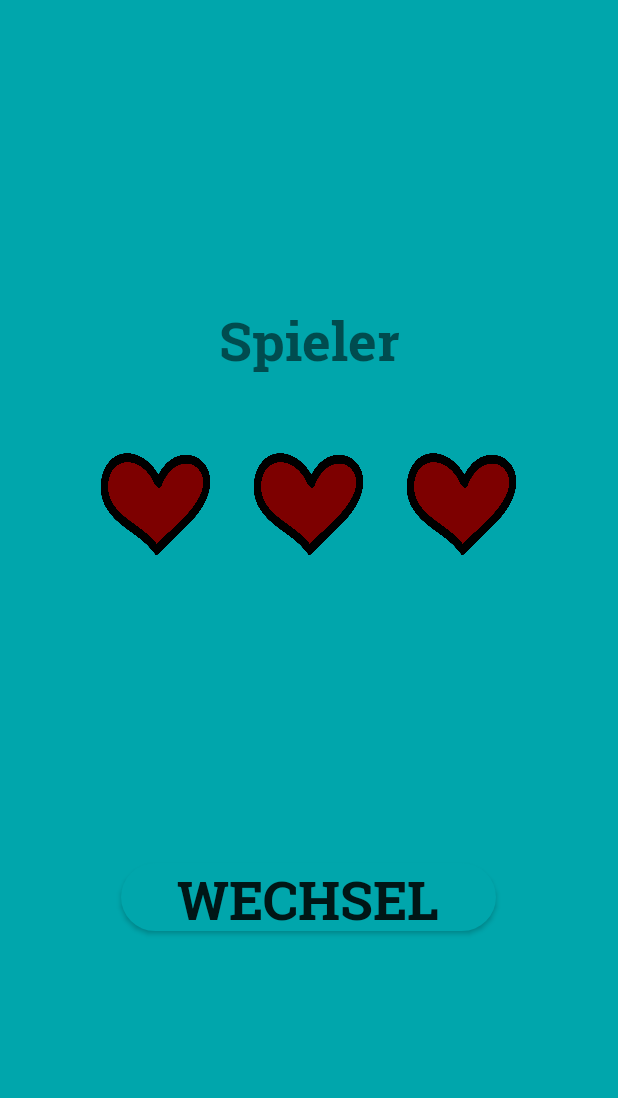
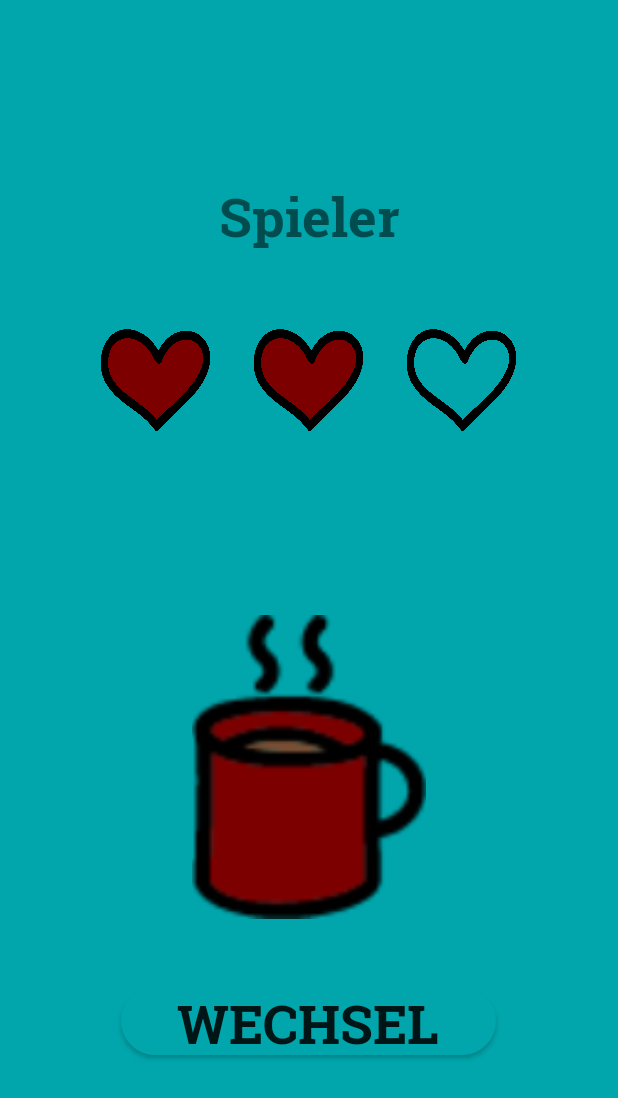
Before and after one commit to Hyphiin/thmProject_Android-Kotlin_Cardgame, an Android app: the layout player_change.xml on its own in the app's theme, with its tools: preview values and no code run, on a phone screen of 412 x 824 dp. Shown: the top 1098 px of the screen. Run offline under Robolectric (Android 15) with nearby library versions, the phone set to English and light mode, and no system bars.

Commit message:
Layout Spielerwechsel-Popup fixed

```diff
--- a/app/src/main/res/layout/player_change.xml
+++ b/app/src/main/res/layout/player_change.xml
@@ -41,25 +41,28 @@
                 android:layout_weight="2" />
 
             <ImageView
+                style="@style/heart_full"
                 android:id="@+id/heart1"
                 android:layout_width="75dp"
                 android:layout_height="75dp"
                 android:layout_weight="1"
-                app:srcCompat="@drawable/herz_full" />
+                app:srcCompat="@drawable/heart_full" />
 
             <ImageView
+                style="@style/heart_full"
                 android:id="@+id/heart2"
                 android:layout_width="75dp"
                 android:layout_height="75dp"
                 android:layout_weight="1"
-                app:srcCompat="@drawable/herz_full" />
+                app:srcCompat="@drawable/heart_full" />
 
             <ImageView
+                style="@style/heart_empty"
                 android:id="@+id/heart3"
                 android:layout_width="75dp"
                 android:layout_height="75dp"
                 android:layout_weight="1"
-                app:srcCompat="@drawable/herz_full" />
+                app:srcCompat="@drawable/heart_full" />
 
             <Space
                 android:layout_width="wrap_content"
@@ -71,6 +74,20 @@
             android:layout_width="wrap_content"
             android:layout_height="wrap_content"
             android:layout_weight="1" />
+
+        <ImageView
+
+            android:id="@+id/test1"
+            android:layout_width="match_parent"
+            android:layout_height="wrap_content"
+            android:layout_gravity="center"
+            android:layout_weight="1"
+            android:background="@color/buttonColor"
+            app:srcCompat="@drawable/pause" />
+
+        <Space
+            android:layout_width="match_parent"
+            android:layout_height="45dp" />
 
         <Button
             android:id="@+id/test"
--- a/app/src/main/res/values/styles.xml
+++ b/app/src/main/res/values/styles.xml
@@ -1,4 +1,4 @@
-<resources>
+<resources xmlns:android="http://schemas.android.com/apk/res/android">
     <!-- Base application theme. -->
     <style name="AppTheme" parent="Theme.AppCompat.Light.DarkActionBar">
         <!-- Customize your theme here. -->
@@ -13,9 +13,28 @@
         <item name="android:src">@drawable/bier</item>
     </style>
 
+
+    <style name="heart_empty">
+        <item name="android:src">@drawable/heart_empty</item>
+
+    </style>
+
+    <style name="heart_full">
+        <item name="android:src">@drawable/heart_full</item>
+
+    </style>
+
+
     <style name="AppTheme.PopUpSpielerwechsel">
         <item name="android:windowIsTranslucent">true</item>
-        <item name="android:src">@drawable/herz_full</item>
+        <item name="android:src">@drawable/pause</item>
+
+    </style>
+
+
+    <style name="AppTheme.PopUpSpielerwechselTest" parent="@style/AppTheme.PopUpSpielerwechsel">
+        <item name="android:src">@drawable/pause</item>
+
     </style>
 
     <style name="AppTheme.PopUpKartenauswahl">
```
Also changed, not shown: app/src/main/res/drawable/heart_empty.png (renamed from app/src/main/res/drawable/herz_empty.png), app/src/main/res/drawable/heart_full.png (renamed from app/src/main/res/drawable/herz_full.png).
